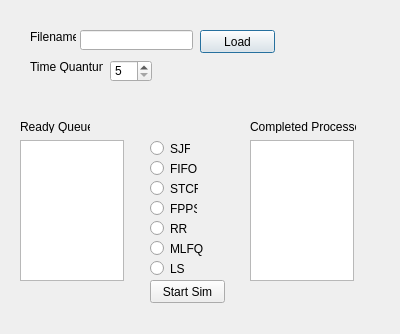
First picture: the form in Seizure_Time_OS/processschedulerdialog.ui, repository Singlecharacter/Seizure-Time-OS, before the edit.
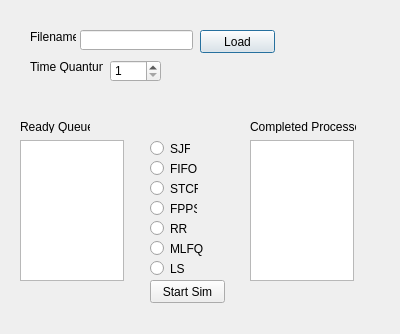
Second picture: the form after the edit.

```diff
--- a/Seizure_Time_OS/processschedulerdialog.ui
+++ b/Seizure_Time_OS/processschedulerdialog.ui
@@ -204,15 +204,15 @@
     <rect>
      <x>110</x>
      <y>60</y>
-     <width>42</width>
+     <width>51</width>
      <height>22</height>
     </rect>
    </property>
    <property name="minimum">
-    <number>5</number>
+    <number>1</number>
    </property>
    <property name="maximum">
-    <number>30</number>
+    <number>1000</number>
    </property>
   </widget>
   <widget class="QRadioButton" name="MLFQButton">
```
